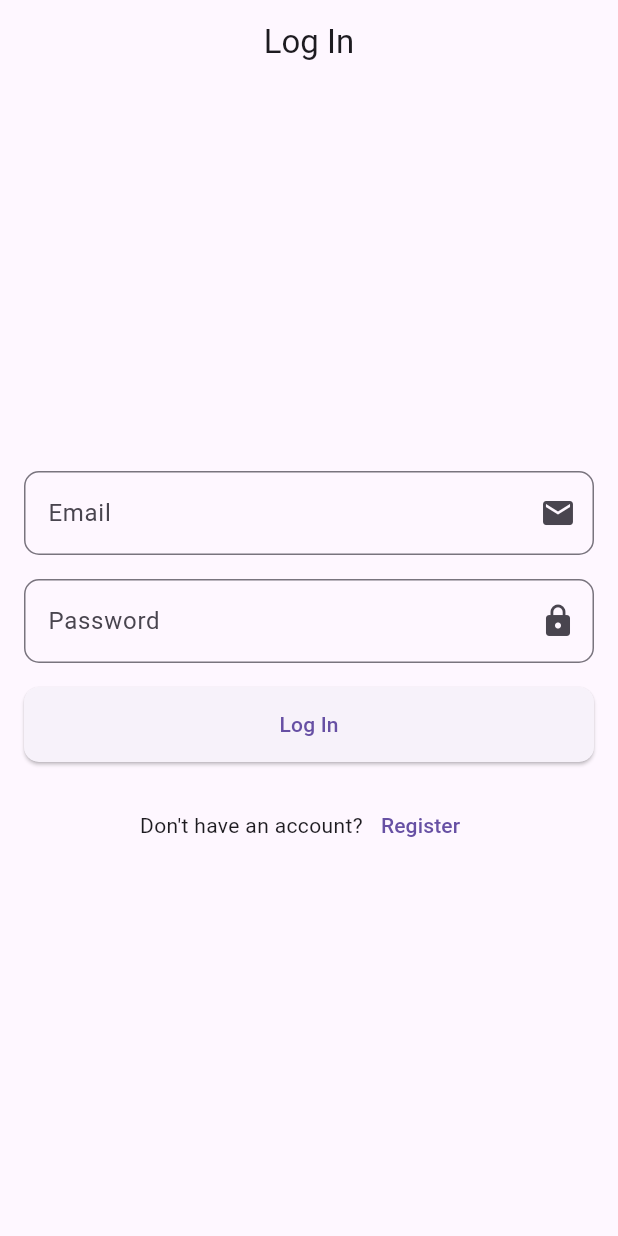
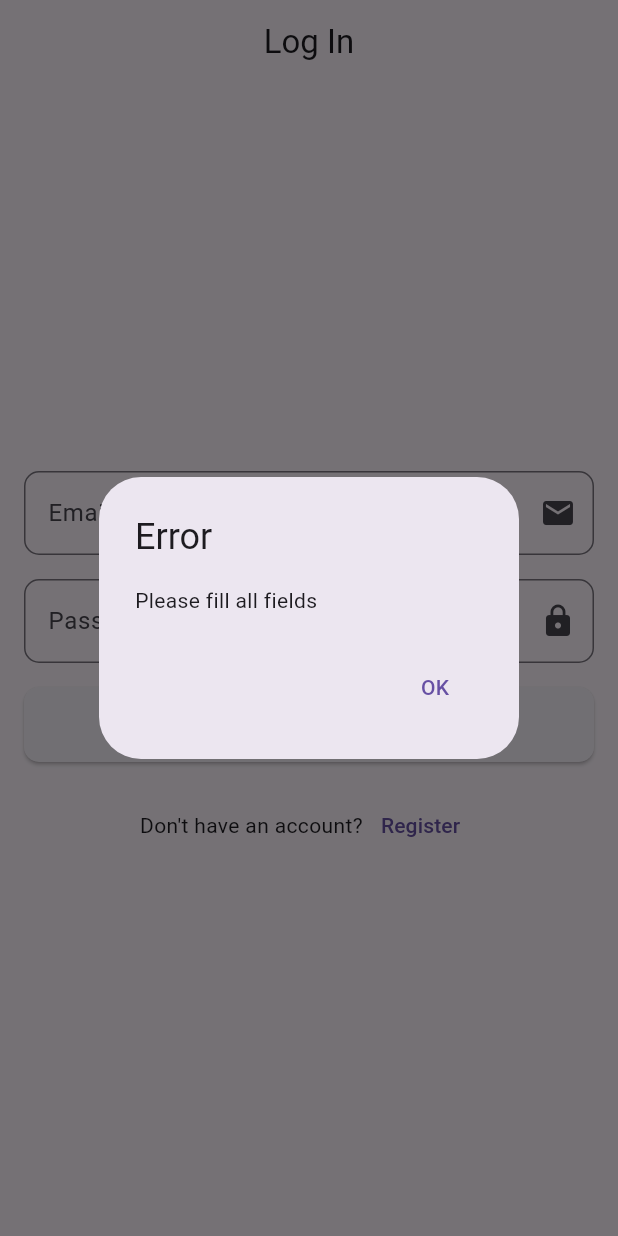
Before and after one commit to dipu0/flutter_firebase, a Flutter app: the screen it shows after launch, after a tap on "Log In", on a phone screen of 412 x 824 dp. Run offline on Flutter 3.47's test engine with Material 3 defaults, Android fonts, the phone set to English and light mode, and no system bars; our stand-ins replace firebase_auth, firebase_core; accounts and stored records are empty.

Commit message:
[WIP] Loging, Signup

```diff
--- a/lib/features/auth/presentation/login_page.dart
+++ b/lib/features/auth/presentation/login_page.dart
@@ -1,6 +1,8 @@
+import 'package:firebase_auth/firebase_auth.dart';
 import 'package:flutter/material.dart';
 import 'package:flutter_firebase_setup/features/auth/presentation/signup_page.dart';
 import 'package:flutter_firebase_setup/features/auth/widget/ui_helper.dart';
+import 'package:flutter_firebase_setup/features/home_page/presentation/home_page.dart';
 
 class LogInPage extends StatefulWidget {
   const LogInPage({super.key});
@@ -12,6 +14,23 @@ class LogInPage extends StatefulWidget {
 class _LogInPageState extends State<LogInPage> {
   TextEditingController emailController = TextEditingController();
   TextEditingController passwordController = TextEditingController();
+
+  _LogIn(String email, String password) async {
+    if (email.isEmpty || password.isEmpty) {
+      UiHelper.customAlartDialog(context, 'Error', 'Please fill all fields');
+      return;
+    }
+    try {
+      await FirebaseAuth.instance
+          .signInWithEmailAndPassword(email: email, password: password);
+      UiHelper.customAlartDialog(context, 'Success', 'Log In Successful');
+      await Future.delayed(const Duration(seconds: 2));
+      Navigator.pushReplacement(
+          context, MaterialPageRoute(builder: (context) => const HomePage()));
+    } on FirebaseAuthException catch (e) {
+      UiHelper.customAlartDialog(context, 'Error', e.message.toString());
+    }
+  }
 
   @override
   Widget build(BuildContext context) {
@@ -26,8 +45,12 @@ class _LogInPageState extends State<LogInPage> {
             mainAxisAlignment: MainAxisAlignment.center,
             children: [
               UiHelper.customTextField(emailController, 'Email', Icons.email),
-            UiHelper.customTextField(passwordController, 'Password', Icons.lock, isPassword: true),
-            UiHelper.customButton('Log In', () {}),
+              UiHelper.customTextField(
+                  passwordController, 'Password', Icons.lock,
+                  isPassword: true),
+              UiHelper.customButton('Log In', () {
+                _LogIn(emailController.text, passwordController.text);
+              }),
               SizedBox(height: 10),
               Row(
                 mainAxisAlignment: MainAxisAlignment.center,
@@ -35,16 +58,17 @@ class _LogInPageState extends State<LogInPage> {
                   Text('Don\'t have an account?'),
                   TextButton(
                     onPressed: () {
-                    Navigator.push(context, MaterialPageRoute(builder: (context) => const SignUpPage()));
+                      Navigator.push(
+                          context,
+                          MaterialPageRoute(
+                              builder: (context) => const SignUpPage()));
                     },
                     child: Text('Register'),
                   )
                 ],
               ),
-
             ],
           ),
-      )
-    );
+        ));
   }
 }
--- a/lib/features/auth/widget/ui_helper.dart
+++ b/lib/features/auth/widget/ui_helper.dart
@@ -1,7 +1,9 @@
 import 'package:flutter/material.dart';
 
 class UiHelper {
- static customTextField(TextEditingController controller, String hintText, IconData icon, {bool isPassword = false}) {
+  static customTextField(
+      TextEditingController controller, String hintText, IconData icon,
+      {bool isPassword = false}) {
     return Padding(
       padding: const EdgeInsets.all(8.0),
       child: TextFormField(
@@ -29,27 +31,27 @@ static customButton(String text, Function onPressed) {
               borderRadius: BorderRadius.circular(10),
             ),
             minimumSize: Size(double.infinity, 50),
-      )
-    ),
+          )),
     );
   }
 
-static customAlertDialog(BuildContext context, String title, String content) {
+  static customAlartDialog(BuildContext context, String title, String message) {
     return showDialog(
       context: context,
-    builder: (context) {
+      builder: (BuildContext context) {
         return AlertDialog(
           title: Text(title),
-        content: Text(content),
+          content: Text(message),
           actions: [
             TextButton(
-            onPressed: () => Navigator.pop(context),
+              onPressed: () {
+                Navigator.pop(context);
+              },
               child: Text('OK'),
             ),
           ],
         );
       },
     );
-
   }
 }
```
Also changed, not shown: lib/features/auth/presentation/signup_page.dart (+27 -7 lines), lib/features/home_page/presentation/home_page.dart (added, +34 -0 lines), 1 other file. Lines whose indentation alone changed are shown as unchanged.
